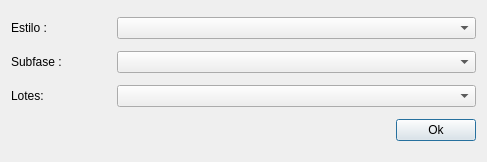
Old version of the form uis/addStyleProfileForm.ui in the repository dsgoficial/SAP_Gerente.
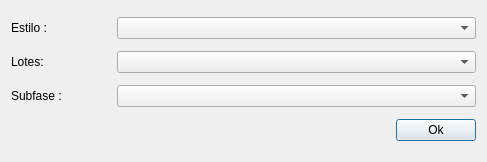
New version of the form.

Diff of the .ui file:
```diff
--- a/uis/addStyleProfileForm.ui
+++ b/uis/addStyleProfileForm.ui
@@ -46,71 +46,7 @@
      </item>
     </layout>
    </item>
-   <item row="1" column="0">
-    <layout class="QHBoxLayout" name="horizontalLayout_3">
-     <item>
-      <widget class="QLabel" name="label_3">
-       <property name="sizePolicy">
-        <sizepolicy hsizetype="Minimum" vsizetype="Fixed">
-         <horstretch>0</horstretch>
-         <verstretch>0</verstretch>
-        </sizepolicy>
-       </property>
-       <property name="minimumSize">
-        <size>
-         <width>100</width>
-         <height>0</height>
-        </size>
-       </property>
-       <property name="maximumSize">
-        <size>
-         <width>100</width>
-         <height>16777215</height>
-        </size>
-       </property>
-       <property name="text">
-        <string>Subfase :</string>
-       </property>
-      </widget>
-     </item>
-     <item>
-      <widget class="QComboBox" name="subphaseCb"/>
-     </item>
-    </layout>
-   </item>
-   <item row="2" column="0">
-    <layout class="QHBoxLayout" name="horizontalLayout_4">
-     <item>
-      <widget class="QLabel" name="label_4">
-       <property name="sizePolicy">
-        <sizepolicy hsizetype="Minimum" vsizetype="Fixed">
-         <horstretch>0</horstretch>
-         <verstretch>0</verstretch>
-        </sizepolicy>
-       </property>
-       <property name="minimumSize">
-        <size>
-         <width>100</width>
-         <height>0</height>
-        </size>
-       </property>
-       <property name="maximumSize">
-        <size>
-         <width>100</width>
-         <height>16777215</height>
-        </size>
-       </property>
-       <property name="text">
-        <string>Lotes:</string>
-       </property>
-      </widget>
-     </item>
-     <item>
-      <widget class="QComboBox" name="lotCb"/>
-     </item>
-    </layout>
-   </item>
-   <item row="3" column="0">
+   <item row="4" column="0">
     <layout class="QHBoxLayout" name="horizontalLayout">
      <item>
       <spacer name="horizontalSpacer">
@@ -134,6 +70,70 @@
      </item>
     </layout>
    </item>
+   <item row="2" column="0">
+    <layout class="QHBoxLayout" name="horizontalLayout_3">
+     <item>
+      <widget class="QLabel" name="label_3">
+       <property name="sizePolicy">
+        <sizepolicy hsizetype="Minimum" vsizetype="Fixed">
+         <horstretch>0</horstretch>
+         <verstretch>0</verstretch>
+        </sizepolicy>
+       </property>
+       <property name="minimumSize">
+        <size>
+         <width>100</width>
+         <height>0</height>
+        </size>
+       </property>
+       <property name="maximumSize">
+        <size>
+         <width>100</width>
+         <height>16777215</height>
+        </size>
+       </property>
+       <property name="text">
+        <string>Subfase :</string>
+       </property>
+      </widget>
+     </item>
+     <item>
+      <widget class="QComboBox" name="subphaseCb"/>
+     </item>
+    </layout>
+   </item>
+   <item row="1" column="0">
+    <layout class="QHBoxLayout" name="horizontalLayout_4">
+     <item>
+      <widget class="QLabel" name="label_4">
+       <property name="sizePolicy">
+        <sizepolicy hsizetype="Minimum" vsizetype="Fixed">
+         <horstretch>0</horstretch>
+         <verstretch>0</verstretch>
+        </sizepolicy>
+       </property>
+       <property name="minimumSize">
+        <size>
+         <width>100</width>
+         <height>0</height>
+        </size>
+       </property>
+       <property name="maximumSize">
+        <size>
+         <width>100</width>
+         <height>16777215</height>
+        </size>
+       </property>
+       <property name="text">
+        <string>Lotes:</string>
+       </property>
+      </widget>
+     </item>
+     <item>
+      <widget class="QComboBox" name="lotCb"/>
+     </item>
+    </layout>
+   </item>
   </layout>
  </widget>
  <tabstops>
```
